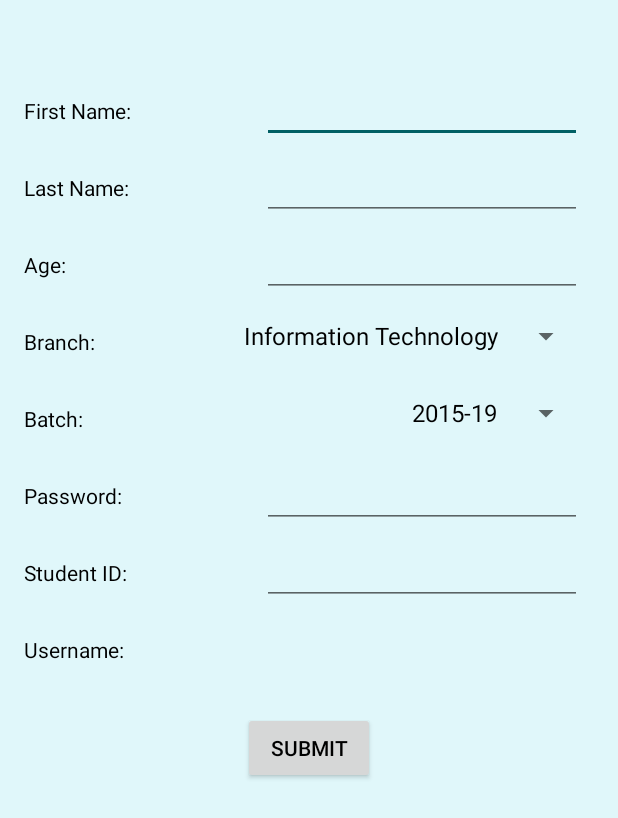
After one commit to TheArhaam/Android-StudentAMS, an Android app: the AddStudent screen opened directly, with no data from a screen before it, on a phone screen of 412 x 824 dp. The commit adds this screen. Shown: the top 818 px of the screen. Run offline under Robolectric (Android 15) with nearby library versions, the phone set to English and light mode, and no system bars.

Commit message:
Started Student Management (Add Student)

```diff
--- a/app/src/main/AndroidManifest.xml
+++ b/app/src/main/AndroidManifest.xml
@@ -9,9 +9,10 @@
         android:roundIcon="@mipmap/ic_launcher_round"
         android:supportsRtl="true"
         android:theme="@style/AppTheme">
+        <activity android:name=".AddStudent"></activity>
         <activity
             android:name=".StaffLoggedIn"
-            android:label="@string/title_activity_staff_logged_in"></activity>
+            android:label="@string/title_activity_staff_logged_in" />
         <activity android:name=".SignUpActivity" />
         <activity android:name=".MainActivity">
             <intent-filter>
--- /dev/null
+++ b/app/src/main/java/com/example/studentams/AddStudent.java
@@ -0,0 +1,48 @@
+package com.example.studentams;
+
+import androidx.appcompat.app.AppCompatActivity;
+
+import android.os.Bundle;
+import android.view.View;
+import android.widget.Button;
+import android.widget.EditText;
+import android.widget.Spinner;
+import android.widget.TextView;
+import android.widget.Toast;
+
+public class AddStudent extends AppCompatActivity {
+    EditText etfname,etlname,etage,etstudentid,etpassword;
+    TextView tvuname;
+    Spinner sbranch,sbatch;
+    StudentInfo sInfo;
+    Button submit;
+
+    @Override
+    protected void onCreate(Bundle savedInstanceState) {
+        super.onCreate(savedInstanceState);
+        setContentView(R.layout.activity_add_student);
+
+        etfname = findViewById(R.id.editText9);
+        etlname = findViewById(R.id.editText10);
+        etage = findViewById(R.id.editText11);
+        etstudentid = findViewById(R.id.editText13);
+        sbranch = findViewById(R.id.spinner2);
+        sbatch = findViewById(R.id.spinner3);
+        etpassword = findViewById(R.id.editText12);
+        tvuname = findViewById(R.id.textView19);
+        submit = findViewById(R.id.button4);
+
+        if(etstudentid.hasFocus()) {
+            tvuname.setText(etfname.getText().toString() + etstudentid.getText().toString());
+            Toast.makeText(getApplicationContext(),"FOCUS",Toast.LENGTH_LONG).show();
+        }
+
+        submit.setOnClickListener(new View.OnClickListener() {
+            @Override
+            public void onClick(View v) {
+
+            }
+        });
+
+    }
+}
--- /dev/null
+++ b/app/src/main/res/layout/activity_add_student.xml
@@ -0,0 +1,184 @@
+<?xml version="1.0" encoding="utf-8"?>
+<androidx.constraintlayout.widget.ConstraintLayout xmlns:android="http://schemas.android.com/apk/res/android"
+    xmlns:app="http://schemas.android.com/apk/res-auto"
+    xmlns:tools="http://schemas.android.com/tools"
+    android:layout_width="match_parent"
+    android:layout_height="match_parent"
+    tools:context=".AddStudent">
+
+    <TextView
+        android:id="@+id/textView11"
+        android:layout_width="wrap_content"
+        android:layout_height="wrap_content"
+        android:layout_marginTop="64dp"
+        android:text="First Name:"
+        app:layout_constraintStart_toStartOf="@+id/textView12"
+        app:layout_constraintTop_toTopOf="parent" />
+
+    <TextView
+        android:id="@+id/textView12"
+        android:layout_width="wrap_content"
+        android:layout_height="wrap_content"
+        android:layout_marginTop="32dp"
+        android:text="Last Name:"
+        app:layout_constraintStart_toStartOf="@+id/textView14"
+        app:layout_constraintTop_toBottomOf="@+id/textView11" />
+
+    <TextView
+        android:id="@+id/textView14"
+        android:layout_width="wrap_content"
+        android:layout_height="wrap_content"
+        android:layout_marginTop="32dp"
+        android:text="Age:"
+        app:layout_constraintStart_toStartOf="@+id/textView15"
+        app:layout_constraintTop_toBottomOf="@+id/textView12" />
+
+    <TextView
+        android:id="@+id/textView15"
+        android:layout_width="wrap_content"
+        android:layout_height="wrap_content"
+        android:layout_marginTop="32dp"
+        android:text="Branch:"
+        app:layout_constraintStart_toStartOf="@+id/textView16"
+        app:layout_constraintTop_toBottomOf="@+id/textView14" />
+
+    <TextView
+        android:id="@+id/textView16"
+        android:layout_width="wrap_content"
+        android:layout_height="wrap_content"
+        android:layout_marginTop="32dp"
+        android:text="Batch:"
+        app:layout_constraintStart_toStartOf="@+id/textView17"
+        app:layout_constraintTop_toBottomOf="@+id/textView15" />
+
+    <TextView
+        android:id="@+id/textView17"
+        android:layout_width="wrap_content"
+        android:layout_height="wrap_content"
+        android:layout_marginTop="32dp"
+        android:text="Password:"
+        app:layout_constraintStart_toStartOf="@+id/textView18"
+        app:layout_constraintTop_toBottomOf="@+id/textView16" />
+
+    <TextView
+        android:id="@+id/textView20"
+        android:layout_width="wrap_content"
+        android:layout_height="wrap_content"
+        android:layout_marginTop="32dp"
+        android:text="Student ID:"
+        app:layout_constraintStart_toStartOf="@+id/textView18"
+        app:layout_constraintTop_toBottomOf="@+id/textView17" />
+
+    <TextView
+        android:id="@+id/textView18"
+        android:layout_width="wrap_content"
+        android:layout_height="wrap_content"
+        android:layout_marginStart="16dp"
+        android:layout_marginLeft="16dp"
+        android:layout_marginTop="32dp"
+        android:text="Username:"
+        app:layout_constraintStart_toStartOf="parent"
+        app:layout_constraintTop_toBottomOf="@+id/textView20" />
+
+    <EditText
+        android:id="@+id/editText9"
+        android:layout_width="wrap_content"
+        android:layout_height="wrap_content"
+        android:ems="10"
+        android:inputType="textPersonName"
+        app:layout_constraintBaseline_toBaselineOf="@+id/textView11"
+        app:layout_constraintEnd_toEndOf="@+id/editText10" />
+
+    <EditText
+        android:id="@+id/editText10"
+        android:layout_width="wrap_content"
+        android:layout_height="wrap_content"
+        android:ems="10"
+        android:inputType="textPersonName"
+        app:layout_constraintBaseline_toBaselineOf="@+id/textView12"
+        app:layout_constraintEnd_toEndOf="@+id/editText11" />
+
+    <EditText
+        android:id="@+id/editText11"
+        android:layout_width="wrap_content"
+        android:layout_height="wrap_content"
+        android:ems="10"
+        android:inputType="number"
+        app:layout_constraintBaseline_toBaselineOf="@+id/textView14"
+        app:layout_constraintEnd_toEndOf="@+id/spinner2" />
+
+    <Spinner
+        android:id="@+id/spinner2"
+        android:layout_width="wrap_content"
+        android:layout_height="wrap_content"
+        android:layout_marginTop="32dp"
+        android:layout_marginBottom="8dp"
+        android:entries="@array/SUBranches"
+        app:layout_constraintBottom_toBottomOf="@+id/textView15"
+        app:layout_constraintEnd_toEndOf="@+id/spinner3"
+        app:layout_constraintTop_toBottomOf="@+id/textView14" />
+
+    <Spinner
+        android:id="@+id/spinner3"
+        android:layout_width="wrap_content"
+        android:layout_height="wrap_content"
+        android:layout_marginTop="32dp"
+        android:layout_marginBottom="8dp"
+        android:entries="@array/SUBatches"
+        app:layout_constraintBottom_toBottomOf="@+id/textView16"
+        app:layout_constraintEnd_toEndOf="@+id/editText12"
+        app:layout_constraintTop_toBottomOf="@+id/textView15" />
+
+    <EditText
+        android:id="@+id/editText12"
+        android:layout_width="wrap_content"
+        android:layout_height="wrap_content"
+        android:ems="10"
+        android:inputType="textPersonName"
+        app:layout_constraintBaseline_toBaselineOf="@+id/textView17"
+        app:layout_constraintEnd_toEndOf="@+id/editText13" />
+
+    <EditText
+        android:id="@+id/editText13"
+        android:layout_width="wrap_content"
+        android:layout_height="wrap_content"
+        android:ems="10"
+        android:inputType="textPersonName"
+        app:layout_constraintBaseline_toBaselineOf="@+id/textView20"
+        app:layout_constraintEnd_toEndOf="@+id/textView19" />
+
+    <TextView
+        android:id="@+id/textView19"
+        android:layout_width="200dp"
+        android:layout_height="wrap_content"
+        android:layout_marginEnd="24dp"
+        android:layout_marginRight="24dp"
+        app:layout_constraintBaseline_toBaselineOf="@+id/textView18"
+        app:layout_constraintEnd_toEndOf="parent" />
+
+    <androidx.constraintlayout.widget.Guideline
+        android:id="@+id/guideline5"
+        android:layout_width="wrap_content"
+        android:layout_height="wrap_content"
+        android:orientation="vertical"
+        app:layout_constraintEnd_toEndOf="parent"
+        app:layout_constraintGuide_percent="0.50"
+        app:layout_constraintHorizontal_bias="0.5"
+        app:layout_constraintStart_toStartOf="parent" />
+
+    <Button
+        android:id="@+id/button4"
+        android:layout_width="wrap_content"
+        android:layout_height="wrap_content"
+        android:layout_marginStart="8dp"
+        android:layout_marginLeft="8dp"
+        android:layout_marginTop="32dp"
+        android:layout_marginEnd="8dp"
+        android:layout_marginRight="8dp"
+        android:text="Submit"
+        app:layout_constraintEnd_toStartOf="@+id/guideline5"
+        app:layout_constraintHorizontal_bias="0.509"
+        app:layout_constraintStart_toStartOf="@+id/guideline5"
+        app:layout_constraintTop_toBottomOf="@+id/textView18" />
+
+</androidx.constraintlayout.widget.ConstraintLayout>
--- a/app/src/main/res/values/strings.xml
+++ b/app/src/main/res/values/strings.xml
@@ -19,10 +19,11 @@
         <item>Civil</item>
     </string-array>
     <string-array name="SUBatches">
-        <item>2013-17</item>
-        <item>2014-18</item>
+        <item>2015-19</item>
         <item>2016-20</item>
         <item>2017-21</item>
+        <item>2018-22</item>
+        <item>2019-23</item>
     </string-array>
     <string name="SUSubmit">Submit</string>
     <string name="StudentRadio">Student</string>
@@ -37,4 +38,7 @@
     <string name="main_actionbar_subtitletext">By Arhaam Patvi</string>
     <string name="main_actionbar_titletext">Student AMS</string>
     <string name="logout">Logout</string>
+    <string name="add_student">Add Student</string>
+    <string name="remove_student">Remove Student</string>
+    <string name="manage_attendance">Manage Attendance</string>
 </resources>
```
Also changed, not shown: app/src/main/java/com/example/studentams/EncDecClass.java (added, +41 -0 lines), app/src/main/java/com/example/studentams/MainActivity.java (+12 -10 lines), app/src/main/java/com/example/studentams/SignUpActivity.java (+19 -17 lines), app/src/main/java/com/example/studentams/StudentInfo.java (added, +23 -0 lines), app/src/main/java/com/example/studentams/StudentsFragment.java (+21 -0 lines), app/src/main/res/layout/fragment_students.xml (+70 -8 lines).
